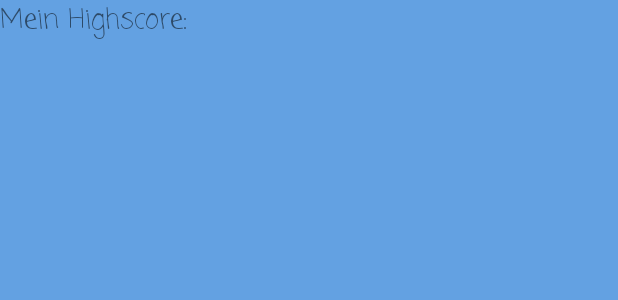
After one commit to f2k1de/SchoolEscape, an Android app: the layout activity_highscore.xml on its own in the app's theme, with its tools: preview values and no code run, on a phone screen of 412 x 824 dp. The commit adds this screen. Shown: the top 300 px of the screen. Run offline under Robolectric (Android 15) with nearby library versions, the light colour scheme and no system bars.

Commit message:
20180306

```diff
--- a/app/src/main/AndroidManifest.xml
+++ b/app/src/main/AndroidManifest.xml
@@ -34,7 +34,8 @@
                 <category android:name="android.intent.category.LAUNCHER" />
             </intent-filter>
         </activity>
-        <activity android:name=".SettingsActivity"></activity>
+        <activity android:name=".SettingsActivity" />
+        <activity android:name=".HighscoreActivity"></activity>
     </application>
 
 </manifest>
--- a/app/src/main/java/mkg/schoolescape/MenuActivity.java
+++ b/app/src/main/java/mkg/schoolescape/MenuActivity.java
@@ -30,6 +30,10 @@ public class MenuActivity extends AppCompatActivity {
                         intent = new Intent(MenuActivity.this, SettingsActivity.class);
                         startActivity(intent);
                         break;
+                    case R.id.button3:
+                        intent = new Intent(MenuActivity.this, HighscoreActivity.class);
+                        startActivity(intent);
+                        break;
                 }
             }
         };
--- /dev/null
+++ b/app/src/main/res/layout/activity_highscore.xml
@@ -0,0 +1,25 @@
+<?xml version="1.0" encoding="utf-8"?>
+<android.support.constraint.ConstraintLayout xmlns:android="http://schemas.android.com/apk/res/android"
+    xmlns:app="http://schemas.android.com/apk/res-auto"
+    xmlns:tools="http://schemas.android.com/tools"
+    android:layout_width="match_parent"
+    android:layout_height="match_parent"
+    tools:context="mkg.schoolescape.HighscoreActivity"
+    android:background="@color/color1">
+
+    <LinearLayout
+        android:layout_width="match_parent"
+        android:layout_height="match_parent"
+        android:orientation="vertical"
+        >
+
+        <TextView
+            android:id="@+id/myscore"
+            android:layout_width="match_parent"
+            android:layout_height="wrap_content"
+            android:fontFamily="casual"
+            android:text="Mein Highscore: "
+            android:textSize="18sp" />
+
+    </LinearLayout>
+</android.support.constraint.ConstraintLayout>
```
Also changed, not shown: app/src/main/java/mkg/schoolescape/FullscreenActivity.java (+18 -0 lines), app/src/main/java/mkg/schoolescape/HighscoreActivity.java (added, +27 -0 lines).
